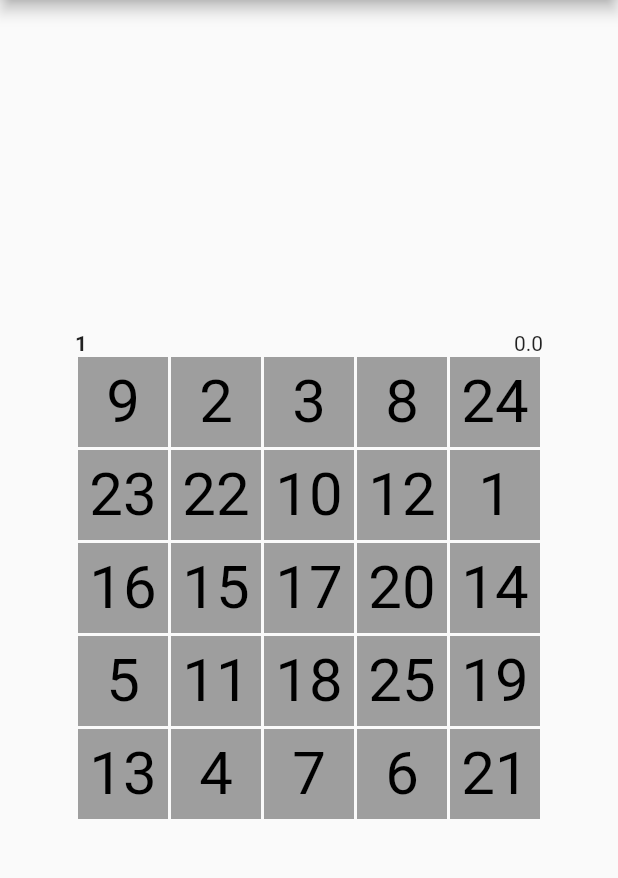
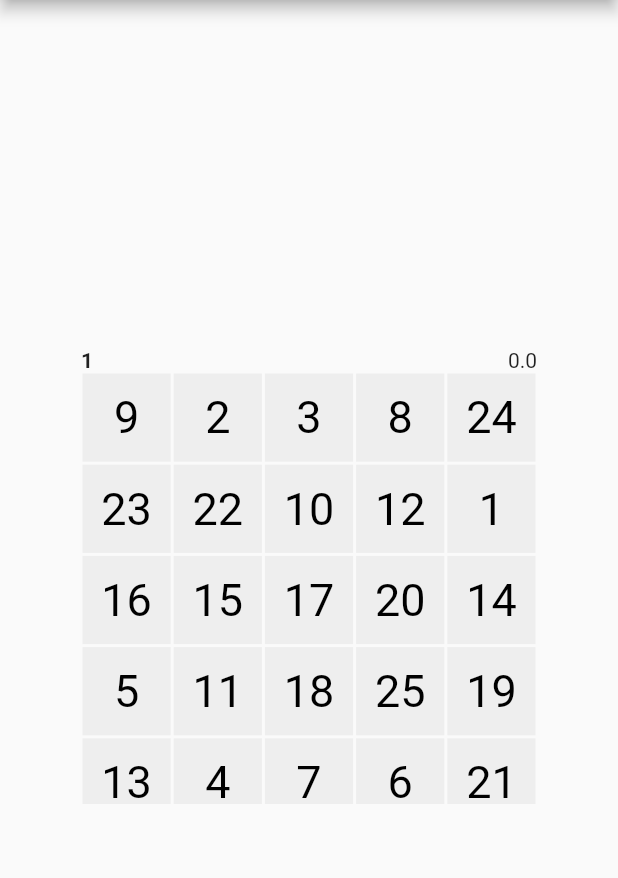
Before and after one commit to CynepHy6/shulte, a Flutter app: the screen it shows after launch, after a tap on the "replay circle filled" icon, on a phone screen of 412 x 824 dp, the part 84-962 px from its top. Run offline on Flutter 3.47's test engine with Material 2 defaults, Android fonts, the phone set to English and light mode, and no system bars.

Commit message:
fix change color on tap

```diff
--- a/lib/main.dart
+++ b/lib/main.dart
@@ -1,5 +1,5 @@
 import 'package:flutter/material.dart';
-import 'widgets/shulte_screen.dart';
+import 'shulte/shulte_screen.dart';
 
 void main() {
   runApp(const MyApp());
--- /dev/null
+++ b/lib/shulte/_.dart
@@ -0,0 +1,2 @@
+export 'field.dart';
+export 'shulte_screen.dart';
--- /dev/null
+++ b/lib/shulte/block.dart
@@ -0,0 +1,70 @@
+import 'dart:async';
+
+import 'package:flutter/material.dart';
+
+import 'params.dart';
+
+class Block extends StatefulWidget {
+  final int idx;
+  final Params params;
+  Block({
+    Key? key,
+    required this.idx,
+    required this.params,
+  }) : super(key: key);
+
+  @override
+  _BlockState createState() => _BlockState();
+}
+
+class _BlockState extends State<Block> {
+  Params get params => widget.params;
+  int get idx => widget.idx;
+
+  late Color background;
+  @override
+  void initState() {
+    super.initState();
+    background = widget.params.background;
+  }
+
+  @override
+  Widget build(BuildContext context) {
+    return GestureDetector(
+      onTapDown: (context) {
+        Timer(
+          const Duration(milliseconds: 200),
+          () => setState(() {
+            background = Colors.grey.shade200;
+          }),
+        );
+        setState(() {
+          print('tap block $idx ${params.nextNum}');
+          if (idx != params.nextNum) {
+            background = Colors.red;
+            return;
+          }
+          background = Colors.green;
+          if (idx == params.indexes.length) {
+            params.end();
+          }
+          params.next();
+        });
+      },
+      child: AnimatedContainer(
+        duration: const Duration(milliseconds: 300),
+        margin: EdgeInsets.all(params.blockMargin),
+        padding: EdgeInsets.all(params.blockWidth / 20),
+        width: params.blockWidth,
+        color: background,
+        height: params.blockHeight,
+        child: Center(
+          child: Text(
+            '$idx',
+            style: TextStyle(color: params.color, fontSize: params.blockFontSize),
+          ),
+        ),
+      ),
+    );
+  }
+}
--- /dev/null
+++ b/lib/shulte/field.dart
@@ -0,0 +1,104 @@
+import 'package:flutter/material.dart';
+
+import 'block.dart';
+import 'params.dart';
+
+class Field extends StatefulWidget {
+  Params params;
+  Field({
+    Key? key,
+    required this.params,
+  }) : super(key: key);
+
+  @override
+  State<Field> createState() => _FieldState();
+}
+
+class _FieldState extends State<Field> {
+  Params get params => widget.params;
+
+  @override
+  Widget build(BuildContext context) {
+    startGame(params);
+
+    return Stack(children: [
+      if (params.isEnd) endScreen(),
+      if (params.isStart) gameScreen(),
+    ]);
+  }
+
+  void startGame(Params field) {
+    if (field.isRepeat) field.start();
+  }
+
+  Widget endScreen() {
+    return Container(
+      width: params.fieldWidth,
+      height: params.fieldHeight,
+      color: params.background,
+      child: Column(
+        mainAxisAlignment: MainAxisAlignment.center,
+        children: [
+          Text(
+            '${params.time}',
+            style: const TextStyle(
+              fontWeight: FontWeight.bold,
+              fontSize: 20,
+            ),
+          ),
+          repeatButton(),
+        ],
+      ),
+    );
+  }
+
+  Widget repeatButton() {
+    return IconButton(
+      icon: Icon(Icons.replay_circle_filled_outlined, color: Colors.grey.shade800),
+      onPressed: () => setState(() {
+        params.start();
+      }),
+    );
+  }
+
+  Widget gameScreen() {
+    final blocks = params.indexes
+        .map((idx) => Block(
+              idx: idx,
+              params: params,
+            ))
+        .toList();
+    return SizedBox(
+      height: params.fieldHeight,
+      width: params.fieldWidth,
+      child: Column(
+        children: [
+          titleRow(),
+          Expanded(
+            child: GridView.count(
+              crossAxisCount: params.cols,
+              children: blocks,
+            ),
+          ),
+        ],
+      ),
+    );
+  }
+
+  Widget titleRow() {
+    return SizedBox(
+      width: params.fieldWidth,
+      child: Row(
+        mainAxisAlignment: MainAxisAlignment.spaceBetween,
+        mainAxisSize: MainAxisSize.max,
+        children: [
+          Text(
+            '${params.nextNum}',
+            style: const TextStyle(fontWeight: FontWeight.bold),
+          ),
+          Text('${params.time}'),
+        ],
+      ),
+    );
+  }
+}
--- /dev/null
+++ b/lib/shulte/params.dart
@@ -0,0 +1,63 @@
+import 'package:flutter/material.dart';
+
+enum GameState { start, end, repeat }
+
+class Params {
+  final int rows;
+  final int cols;
+  final double blockWidth;
+  final double blockHeight;
+  final double blockMargin;
+  double? fieldWidth;
+  double? fieldHeight;
+  List<int> indexes = [];
+  Color color;
+  late Color background;
+  late double blockFontSize;
+  late int nextNum;
+  late GameState state;
+  late double time;
+  late Stopwatch stopwatch;
+
+  Params({
+    required this.rows,
+    required this.cols,
+    this.blockWidth = 60,
+    this.blockHeight = 60,
+    this.blockMargin = 1,
+    this.color = Colors.black,
+    Color? background,
+    double? blockFontSize,
+  }) {
+    this.blockFontSize = blockFontSize ?? 2 * blockWidth / 4;
+    this.background = background ?? Colors.grey.shade200;
+    stopwatch = Stopwatch();
+    start();
+  }
+
+  void start() {
+    state = GameState.start;
+    nextNum = 1;
+    time = 0;
+    stopwatch.reset();
+    stopwatch.start();
+    indexes = List.generate(cols * rows, (index) => index + 1);
+    indexes.shuffle();
+    fieldWidth = blockWidth * cols + (cols - 1) * blockMargin;
+    fieldHeight = blockHeight * rows + (rows - 1) * blockMargin;
+  }
+
+  void end() {
+    state = GameState.end;
+  }
+
+  bool get isStart => state == GameState.start;
+  bool get isRepeat => state == GameState.repeat;
+  bool get isEnd => state == GameState.end;
+
+  void next() {
+    nextNum++;
+    time = (stopwatch.elapsedMilliseconds / 10).round() / 100;
+    print(time);
+  }
+}
--- a/lib/widgets/shulte_screen.dart
+++ b/lib/shulte/shulte_screen.dart
@@ -1,5 +1,6 @@
 import 'package:flutter/material.dart';
 import 'field.dart';
+import 'params.dart';
 
 const defaultSize = 5;
 
@@ -11,11 +12,9 @@ class ShulteScreen extends StatefulWidget {
 }
 
 class _ShulteScreenState extends State<ShulteScreen> {
-  Field field = Field(
-    rows: defaultSize,
-    cols: defaultSize,
-  );
   int size = defaultSize;
+  Params params = Params(rows: defaultSize, cols: defaultSize);
+
   @override
   Widget build(BuildContext context) {
     return Scaffold(
@@ -23,19 +22,7 @@ class _ShulteScreenState extends State<ShulteScreen> {
         title: const Text('Shulte'),
         actions: modes(),
       ),
-      body: Row(
-        mainAxisAlignment: MainAxisAlignment.center,
-        children: [
-          Column(
-            crossAxisAlignment: CrossAxisAlignment.end,
-            children: [
-              const Spacer(flex: 1),
-              field,
-              const Spacer(flex: 1),
-            ],
-          ),
-        ],
-      ),
+      body: Center(child: Field(params: params)),
     );
   }
 
@@ -50,17 +37,12 @@ class _ShulteScreenState extends State<ShulteScreen> {
     ];
   }
 
-  mode(int newSize) {}
-
   Widget modeButton(int newSize, IconData iconData) {
     return IconButton(
       icon: Icon(iconData, color: Colors.grey.shade300),
       onPressed: () => setState(() {
         size = newSize;
-        field = Field(
-          rows: size,
-          cols: size,
-        );
+        params = Params(rows: size, cols: size);
       }),
     );
   }
--- a/lib/widgets/block.dart
+++ /dev/null
@@ -1,40 +0,0 @@
-import 'package:flutter/material.dart';
-
-class Block extends StatelessWidget {
-  final double width;
-  final double height;
-  final double gap;
-  final Color background;
-  final Color color;
-  final int value;
-
-  const Block({
-    super.key,
-    required this.value,
-    this.width = 40,
-    this.height = 40,
-    this.gap = 1,
-    this.background = Colors.grey,
-    this.color = Colors.black,
-  });
-
-  @override
-  Widget build(BuildContext context) {
-    return Container(
-      margin: EdgeInsets.all(gap),
-      padding: EdgeInsets.all(width / 20),
-      height: height,
-      width: width,
-      color: background,
-      child: Center(
-        child: Text(
-          '$value',
-          style: TextStyle(
-            color: color,
-            fontSize: 2 * width / 3,
-          ),
-        ),
-      ),
-    );
-  }
-}
--- a/lib/widgets/field.dart
+++ /dev/null
@@ -1,174 +0,0 @@
-import 'package:flutter/material.dart';
-
-import 'block.dart';
-
-enum GameState { start, end, repeat }
-
-class Field extends StatefulWidget {
-  final int rows;
-  final int cols;
-  final double blockWidth;
-  final double blockHeight;
-  final double gap;
-  double? width;
-  double? height;
-  final stopwatch = Stopwatch();
-  int nextNum = 1;
-  double time = 0;
-  GameState? state;
-  List<int> idxs = [];
-  List<Widget> blocks = [];
-
-  Field({
-    super.key,
-    required this.rows,
-    required this.cols,
-    this.blockWidth = 60,
-    this.blockHeight = 60,
-    this.gap = 1,
-  }) {
-    state = GameState.repeat;
-    width = blockWidth * cols + (cols - 1) * blockWidth / 20;
-    height = blockHeight * rows + (rows - 1) * blockHeight / 20;
-  }
-
-  @override
-  State<Field> createState() => _FieldState();
-}
-
-class _FieldState extends State<Field> {
-  @override
-  Widget build(BuildContext context) {
-    startGame();
-
-    return Stack(children: [
-      if (widget.state == GameState.end) endScreen(),
-      if (widget.state == GameState.start) gameScreen(widget.blocks),
-    ]);
-  }
-
-  void startGame() {
-    if (widget.state != GameState.repeat) return;
-    widget.time = 0;
-    widget.nextNum = 1;
-    widget.stopwatch.reset();
-    widget.stopwatch.start();
-    widget.idxs = createIdxs(widget.cols, widget.rows);
-    widget.blocks = generateBlocks();
-    widget.state = GameState.start;
-  }
-
-  List<int> createIdxs(int cols, int rows) {
-    List<int> idxs = [];
-    for (var col = 0; col < cols; col++) {
-      for (var row = 0; row < rows; row++) {
-        idxs.add(idxs.length + 1);
-      }
-    }
-    idxs.shuffle();
-    return idxs;
-  }
-
-  Widget endScreen() {
-    return Container(
-      width: widget.width,
-      height: widget.height,
-      color: Colors.green.shade100,
-      child: Column(
-        mainAxisAlignment: MainAxisAlignment.center,
-        children: [
-          Text(
-            '${widget.time}',
-            style: const TextStyle(
-              fontWeight: FontWeight.bold,
-              fontSize: 20,
-            ),
-          ),
-          repeatButton(),
-        ],
-      ),
-    );
-  }
-
-  Widget repeatButton() {
-    return IconButton(
-      icon: Icon(Icons.replay_circle_filled_outlined, color: Colors.grey.shade800),
-      onPressed: () => setState(() {
-        widget.state = GameState.repeat;
-        startGame();
-      }),
-    );
-  }
-
-  Widget gameScreen(List<Widget> blocks) {
-    return Column(
-      mainAxisSize: MainAxisSize.min,
-      mainAxisAlignment: MainAxisAlignment.start,
-      crossAxisAlignment: CrossAxisAlignment.center,
-      children: [
-        titleRow(),
-        ...blocks,
-      ],
-    );
-  }
-
-  Widget titleRow() {
-    return SizedBox(
-      width: widget.width,
-      child: Row(
-        mainAxisAlignment: MainAxisAlignment.spaceBetween,
-        mainAxisSize: MainAxisSize.max,
-        children: [
-          Text(
-            '${widget.nextNum}',
-            style: const TextStyle(fontWeight: FontWeight.bold),
-          ),
-          Text('${widget.time}'),
-        ],
-      ),
-    );
-  }
-
-  List<Widget> generateBlocks() {
-    List<Widget> blocks = [];
-    int idx = 0;
-    for (var col = 0; col < widget.cols; col++) {
-      List<Widget> line = [];
-      for (var row = 0; row < widget.rows; row++) {
-        line.add(
-          blockTap(widget.idxs[idx]),
-        );
-        idx++;
-      }
-      blocks.add(Row(
-        mainAxisSize: MainAxisSize.min,
-        children: [...line],
-      ));
-    }
-
-    return blocks;
-  }
-
-  Widget blockTap(int idx) {
-    return GestureDetector(
-      onTap: () {
-        if (idx != widget.nextNum) {
-          return;
-        }
-        setState(() {
-          if (idx == widget.cols * widget.rows) {
-            widget.state = GameState.end;
-          }
-          widget.nextNum = widget.nextNum + 1;
-          widget.time = (widget.stopwatch.elapsedMilliseconds / 10).round() / 100;
-        });
-      },
-      child: Block(
-        width: widget.blockWidth,
-        height: widget.blockHeight,
-        value: idx,
-        gap: widget.gap,
-      ),
-    );
-  }
-}
```
